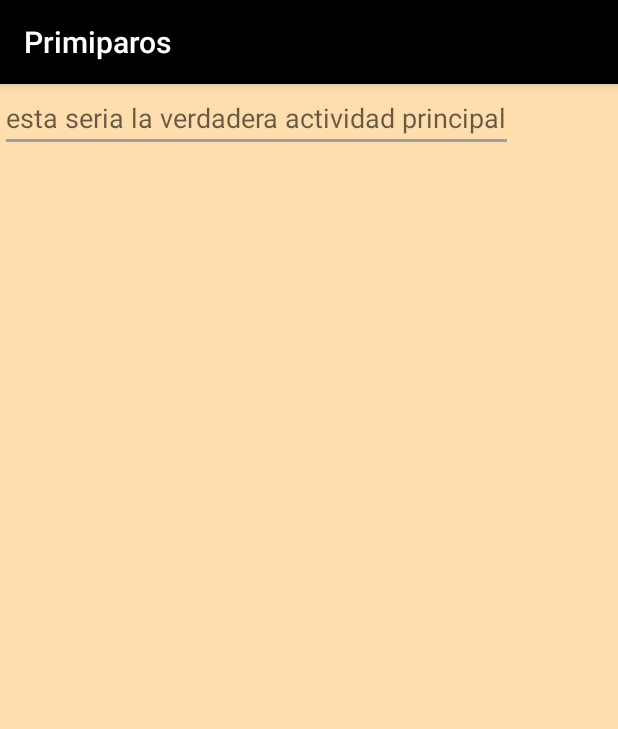
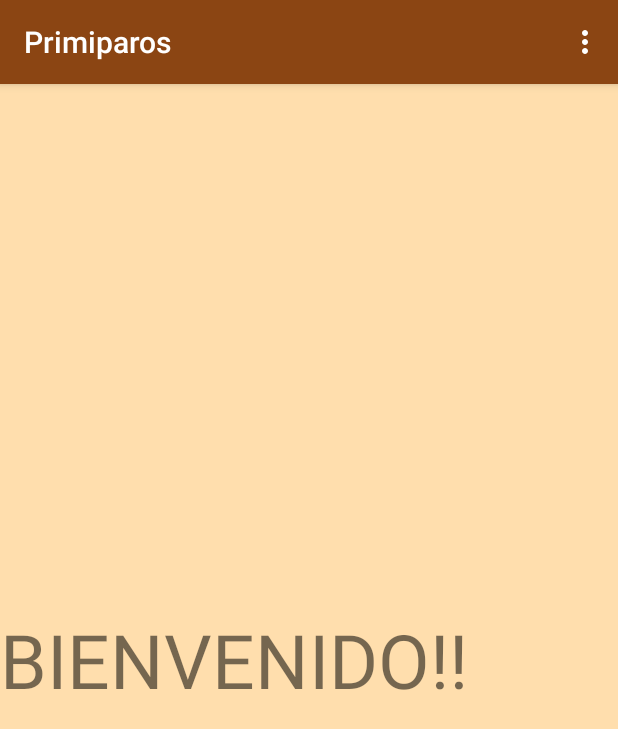
Before and after one commit to alakprogramerrua1234/practica2222, an Android app: the Actividad_principal screen opened directly, with no data from a screen before it, on a phone screen of 412 x 824 dp. Shown: the top 729 px of the screen. Run offline under Robolectric (Android 15) with nearby library versions, the phone set to English and light mode, and no system bars; 2 statements that could not run were skipped.

```diff
--- a/app/src/main/AndroidManifest.xml
+++ b/app/src/main/AndroidManifest.xml
@@ -18,8 +18,8 @@
         </activity>
         <activity android:name=".MainActivity" />
         <activity android:name=".register_activity" />
-        <activity android:name=".Actividad_principal">
-        </activity>
+        <activity android:name=".Actividad_principal"/>
+        <activity android:name=".perfil_activity"/>
     </application>
 
 </manifest>
--- a/app/src/main/java/com/example/samirvega/practica2actividades/Actividad_principal.java
+++ b/app/src/main/java/com/example/samirvega/practica2actividades/Actividad_principal.java
@@ -1,15 +1,62 @@
 package com.example.samirvega.practica2actividades;
 
+import android.content.Intent;
 import android.support.v7.app.AppCompatActivity;
 import android.os.Bundle;
+import android.util.Log;
+import android.view.Menu;
+import android.view.MenuItem;
+import android.widget.Toast;
 
 public class Actividad_principal extends AppCompatActivity {
+
+    String correo="",contraseña;
 
     @Override
     protected void onCreate(Bundle savedInstanceState) {
         super.onCreate(savedInstanceState);
         setContentView(R.layout.activity_actividad_principal);
 
-        //hasta aqui llegue
+        Bundle extras = getIntent().getExtras();
+
+            correo = extras.getString("correo");  //obtengo los datos enviados de mainactivity
+            contraseña = extras.getString("contraseña");
+
+        Toast.makeText(this,correo+"-"+contraseña,Toast.LENGTH_SHORT).show(); //es para debug, no se porque correo me sale null
+    }
+
+    @Override
+    public boolean onCreateOptionsMenu(Menu menu) {
+        getMenuInflater().inflate(R.menu.menu,menu); //para el menu de overflow
+        return true;
+    }
+
+    @Override
+    public boolean onOptionsItemSelected(MenuItem item) {  //al seleccionar una opcion del menu de overflow
+
+        int id = item.getItemId();
+
+        if(id == R.id.perfilid){
+
+            Intent intent = new Intent(this,perfil_activity.class);  //paso a la actividad perfil
+
+            intent.putExtra("lab",correo);
+            intent.putExtra("proy",contraseña);  //envio de datos
+            startActivityForResult(intent,1234);    //espero respuesta de activity_perfil para saber si cierro sesion o me devuelvo a esta misma actividad
+
+        }else if(id == R.id.csesionid){
+            finish();           //cierro sesion, me devuelvo al login
+        }
+        return super.onOptionsItemSelected(item);
+    }
+
+    @Override
+    protected void onActivityResult(int requestCode, int resultCode, Intent data) {
+
+        if(requestCode == 1234 && resultCode == RESULT_OK){    //esto es lo que lee la respuesta de activity_perfil
+            finish();
+        }
+
+        super.onActivityResult(requestCode, resultCode, data);
     }
 }
--- a/app/src/main/res/layout/activity_actividad_principal.xml
+++ b/app/src/main/res/layout/activity_actividad_principal.xml
@@ -8,9 +8,12 @@
     tools:context="com.example.samirvega.practica2actividades.Actividad_principal"
     android:background="@color/navajowhite">
 
-    <EditText
+    <TextView
         android:layout_width="wrap_content"
         android:layout_height="wrap_content"
-        android:hint="esta seria la verdadera actividad principal"/>
+        android:text="@string/bienvenido"
+        android:textSize="50sp"
+        android:layout_gravity="center"
+        android:gravity="center"/>
 
 </LinearLayout>
--- /dev/null
+++ b/app/src/main/res/menu/menu.xml
@@ -0,0 +1,13 @@
+<?xml version="1.0" encoding="utf-8"?>
+<menu xmlns:android="http://schemas.android.com/apk/res/android">
+
+    <item
+        android:title="@string/perfil"
+        android:id="@+id/perfilid">
+    </item>
+
+    <item
+        android:title="@string/csesion"
+        android:id="@+id/csesionid">
+    </item>
+</menu>
--- a/app/src/main/res/values/strings.xml
+++ b/app/src/main/res/values/strings.xml
@@ -9,4 +9,10 @@
     <string name="contraseña">Contraseña :</string>
     <string name="rcontraseña">Repita su contraseña :</string>
     <string name="Guardar">Guardar</string>
+    <string name="perfil">Mi perfil</string>
+    <string name="csesion">Cerrar sesion</string>
+    <string name="principal">Principal</string>
+    <string name="infocorreo">Usted es :  </string>
+    <string name="infocontraseña">su contraseña es :</string>
+    <string name="bienvenido">BIENVENIDO!!</string>
 </resources>
--- a/app/src/main/res/values/styles.xml
+++ b/app/src/main/res/values/styles.xml
@@ -3,7 +3,7 @@
     <!-- Base application theme. -->
     <style name="AppTheme" parent="Theme.AppCompat.Light.DarkActionBar">
         <!-- Customize your theme here. -->
-        <item name="colorPrimary">@color/black</item>
+        <item name="colorPrimary">@color/saddlebrown</item>
         <item name="colorPrimaryDark">@color/colorPrimaryDark</item>
         <item name="colorAccent">@color/colorAccent</item>
     </style>
```
Also changed, not shown: app/src/main/java/com/example/samirvega/practica2actividades/MainActivity.java (+5 -2 lines), app/src/main/java/com/example/samirvega/practica2actividades/perfil_activity.java (added, +54 -0 lines), app/src/main/res/layout/activity_perfil_activity.xml (added, +32 -0 lines), app/src/main/res/menu/menu2.xml (added, +14 -0 lines).
